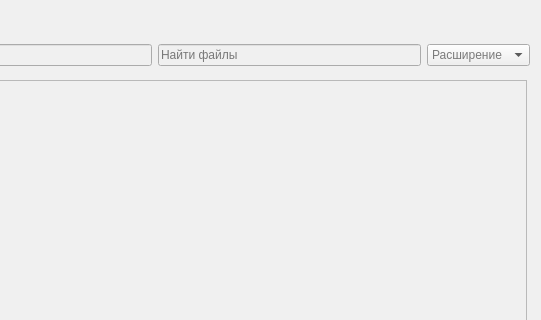
Gerakl1123/ARDA_Stud_Manager, file FileManagerCore/managerfs.ui: the form before one commit; both pictures show x 124 to 665 and y 0 to 320 of the 665 by 696 pixel window.
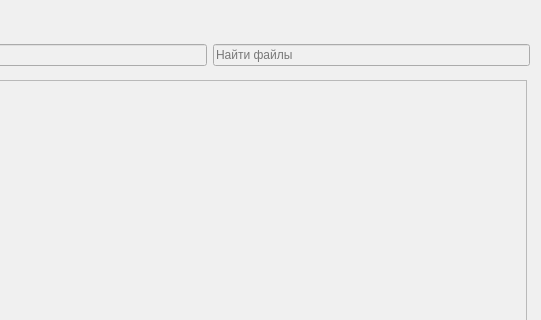
The form after the commit.

```diff
--- a/FileManagerCore/managerfs.ui
+++ b/FileManagerCore/managerfs.ui
@@ -322,13 +322,6 @@
       </property>
      </widget>
     </item>
-    <item>
-     <widget class="QComboBox" name="comboBoxExtisions">
-      <property name="placeholderText">
-       <string>Расширение</string>
-      </property>
-     </widget>
-    </item>
    </layout>
   </widget>
   <widget class="QTableView" name="tableView">
```
